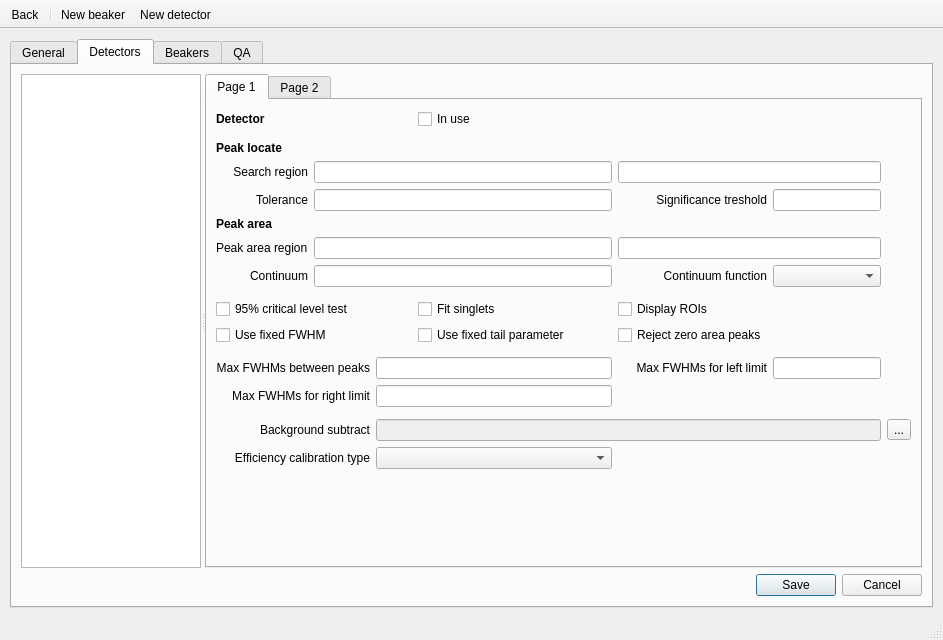
bytting/nailab, file nailab.ui: the form before one commit.
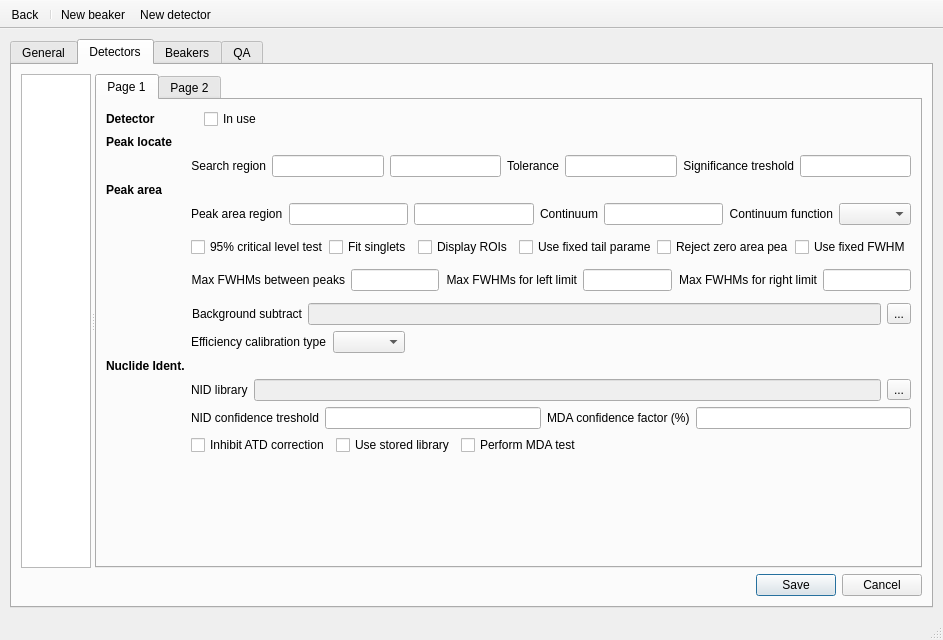
The form after the commit. The open tabs and pages were chosen to show the change. Icons and pictures are not drawn.

Patch:
```diff
--- a/nailab.ui
+++ b/nailab.ui
@@ -854,17 +854,94 @@
                  <string>Page 1</string>
                 </attribute>
                 <layout class="QGridLayout" name="gridLayout">
-                 <item row="14" column="0">
-                  <widget class="QWidget" name="widget" native="true"/>
+                 <item row="7" column="1">
+                  <layout class="QHBoxLayout" name="horizontalLayout_15">
+                   <item>
+                    <widget class="QLabel" name="label_4">
+                     <property name="text">
+                      <string>Peak area region</string>
+                     </property>
+                    </widget>
+                   </item>
+                   <item>
+                    <widget class="QLineEdit" name="tbAdminDetectorPeakAreaRegionStart"/>
+                   </item>
+                   <item>
+                    <widget class="QLineEdit" name="tbAdminDetectorPeakAreaRegionEnd"/>
+                   </item>
+                   <item>
+                    <widget class="QLabel" name="label_5">
+                     <property name="text">
+                      <string>Continuum</string>
+                     </property>
+                     <property name="alignment">
+                      <set>Qt::AlignRight|Qt::AlignTrailing|Qt::AlignVCenter</set>
+                     </property>
+                    </widget>
+                   </item>
+                   <item>
+                    <widget class="QLineEdit" name="tbAdminDetectorContinuum"/>
+                   </item>
+                   <item>
+                    <widget class="QLabel" name="label_6">
+                     <property name="text">
+                      <string>Continuum function</string>
+                     </property>
+                     <property name="alignment">
+                      <set>Qt::AlignRight|Qt::AlignTrailing|Qt::AlignVCenter</set>
+                     </property>
+                    </widget>
+                   </item>
+                   <item>
+                    <widget class="QComboBox" name="cboxAdminDetectorContinuumFunction"/>
+                   </item>
+                  </layout>
                  </item>
-                 <item row="17" column="0">
-                  <widget class="QWidget" name="widget_2" native="true"/>
-                 </item>
-                 <item row="11" column="0">
-                  <widget class="QWidget" name="widget_3" native="true"/>
-                 </item>
-                 <item row="1" column="0">
-                  <widget class="QWidget" name="widget_4" native="true"/>
+                 <item row="2" column="1">
+                  <layout class="QHBoxLayout" name="horizontalLayout_14">
+                   <item>
+                    <widget class="QLabel" name="label">
+                     <property name="text">
+                      <string>Search region</string>
+                     </property>
+                     <property name="alignment">
+                      <set>Qt::AlignRight|Qt::AlignTrailing|Qt::AlignVCenter</set>
+                     </property>
+                    </widget>
+                   </item>
+                   <item>
+                    <widget class="QLineEdit" name="tbAdminDetectorSearchRegionStart"/>
+                   </item>
+                   <item>
+                    <widget class="QLineEdit" name="tbAdminDetectorSearchRegionEnd"/>
+                   </item>
+                   <item>
+                    <widget class="QLabel" name="label_13">
+                     <property name="text">
+                      <string>Tolerance</string>
+                     </property>
+                     <property name="alignment">
+                      <set>Qt::AlignRight|Qt::AlignTrailing|Qt::AlignVCenter</set>
+                     </property>
+                    </widget>
+                   </item>
+                   <item>
+                    <widget class="QLineEdit" name="tbAdminDetectorTolerance"/>
+                   </item>
+                   <item>
+                    <widget class="QLabel" name="label_2">
+                     <property name="text">
+                      <string>Significance treshold</string>
+                     </property>
+                     <property name="alignment">
+                      <set>Qt::AlignRight|Qt::AlignTrailing|Qt::AlignVCenter</set>
+                     </property>
+                    </widget>
+                   </item>
+                   <item>
+                    <widget class="QLineEdit" name="tbAdminDetectorSignificanceTreshold"/>
+                   </item>
+                  </layout>
                  </item>
                  <item row="0" column="0">
                   <widget class="QLabel" name="label_28">
@@ -879,51 +956,7 @@
                    </property>
                   </widget>
                  </item>
-                 <item row="13" column="0" colspan="2">
-                  <widget class="QCheckBox" name="cbAdminDetectorUseFixedFWHM">
-                   <property name="text">
-                    <string>Use fixed FWHM</string>
-                   </property>
-                  </widget>
-                 </item>
-                 <item row="3" column="0">
-                  <widget class="QLabel" name="label">
-                   <property name="text">
-                    <string>Search region</string>
-                   </property>
-                   <property name="alignment">
-                    <set>Qt::AlignRight|Qt::AlignTrailing|Qt::AlignVCenter</set>
-                   </property>
-                  </widget>
-                 </item>
-                 <item row="18" column="0" colspan="2">
-                  <widget class="QLabel" name="label_11">
-                   <property name="text">
-                    <string>Background subtract</string>
-                   </property>
-                   <property name="alignment">
-                    <set>Qt::AlignRight|Qt::AlignTrailing|Qt::AlignVCenter</set>
-                   </property>
-                  </widget>
-                 </item>
-                 <item row="12" column="0" colspan="3">
-                  <widget class="QCheckBox" name="cbAdminDetectorCriticalLevelTest">
-                   <property name="text">
-                    <string>95% critical level test</string>
-                   </property>
-                  </widget>
-                 </item>
-                 <item row="7" column="0">
-                  <widget class="QLabel" name="label_13">
-                   <property name="text">
-                    <string>Tolerance</string>
-                   </property>
-                   <property name="alignment">
-                    <set>Qt::AlignRight|Qt::AlignTrailing|Qt::AlignVCenter</set>
-                   </property>
-                  </widget>
-                 </item>
-                 <item row="8" column="0">
+                 <item row="6" column="0">
                   <widget class="QLabel" name="label_12">
                    <property name="font">
                     <font>
@@ -936,7 +969,7 @@
                    </property>
                   </widget>
                  </item>
-                 <item row="2" column="0">
+                 <item row="1" column="0">
                   <widget class="QLabel" name="label_3">
                    <property name="font">
                     <font>
@@ -949,34 +982,225 @@
                    </property>
                   </widget>
                  </item>
-                 <item row="10" column="0">
-                  <widget class="QLabel" name="label_5">
-                   <property name="text">
-                    <string>Continuum</string>
-                   </property>
-                   <property name="alignment">
-                    <set>Qt::AlignRight|Qt::AlignTrailing|Qt::AlignVCenter</set>
-                   </property>
-                  </widget>
+                 <item row="11" column="1">
+                  <layout class="QHBoxLayout" name="horizontalLayout_19">
+                   <item>
+                    <widget class="QLabel" name="label_7">
+                     <property name="text">
+                      <string>Max FWHMs between peaks</string>
+                     </property>
+                     <property name="alignment">
+                      <set>Qt::AlignRight|Qt::AlignTrailing|Qt::AlignVCenter</set>
+                     </property>
+                    </widget>
+                   </item>
+                   <item>
+                    <widget class="QLineEdit" name="tbAdminDetectorMaxFWHMsBetweenPeaks"/>
+                   </item>
+                   <item>
+                    <widget class="QLabel" name="label_8">
+                     <property name="text">
+                      <string>Max FWHMs for left limit</string>
+                     </property>
+                     <property name="alignment">
+                      <set>Qt::AlignRight|Qt::AlignTrailing|Qt::AlignVCenter</set>
+                     </property>
+                    </widget>
+                   </item>
+                   <item>
+                    <widget class="QLineEdit" name="tbAdminDetectorMaxFWHMsForLeftLimit"/>
+                   </item>
+                   <item>
+                    <widget class="QLabel" name="label_9">
+                     <property name="text">
+                      <string>Max FWHMs for right limit</string>
+                     </property>
+                     <property name="alignment">
+                      <set>Qt::AlignRight|Qt::AlignTrailing|Qt::AlignVCenter</set>
+                     </property>
+                    </widget>
+                   </item>
+                   <item>
+                    <widget class="QLineEdit" name="tbAdminDetectorMaxFWHMsForRightLimit"/>
+                   </item>
+                  </layout>
                  </item>
-                 <item row="19" column="0" colspan="2">
-                  <widget class="QLabel" name="label_10">
-                   <property name="text">
-                    <string>Efficiency calibration type</string>
-                   </property>
-                   <property name="alignment">
-                    <set>Qt::AlignRight|Qt::AlignTrailing|Qt::AlignVCenter</set>
-                   </property>
-                  </widget>
+                 <item row="9" column="1">
+                  <layout class="QHBoxLayout" name="horizontalLayout_18">
+                   <item>
+                    <widget class="QCheckBox" name="cbAdminDetectorCriticalLevelTest">
+                     <property name="text">
+                      <string>95% critical level test</string>
+                     </property>
+                    </widget>
+                   </item>
+                   <item>
+                    <widget class="QCheckBox" name="cbAdminDetectorFitSinglets">
+                     <property name="text">
+                      <string>Fit singlets</string>
+                     </property>
+                    </widget>
+                   </item>
+                   <item>
+                    <widget class="QCheckBox" name="cbAdminDetectorDisplayROIs">
+                     <property name="text">
+                      <string>Display ROIs</string>
+                     </property>
+                    </widget>
+                   </item>
+                   <item>
+                    <widget class="QCheckBox" name="cbAdminDetectorUseFixedTailParameter">
+                     <property name="text">
+                      <string>Use fixed tail parameter</string>
+                     </property>
+                    </widget>
+                   </item>
+                   <item>
+                    <widget class="QCheckBox" name="cbAdminDetectorRejectZeroAreaPeaks">
+                     <property name="text">
+                      <string>Reject zero area peaks</string>
+                     </property>
+                    </widget>
+                   </item>
+                   <item>
+                    <widget class="QCheckBox" name="cbAdminDetectorUseFixedFWHM">
+                     <property name="text">
+                      <string>Use fixed FWHM</string>
+                     </property>
+                    </widget>
+                   </item>
+                  </layout>
                  </item>
-                 <item row="0" column="1">
-                  <widget class="QLabel" name="lblAdminDetectorDetector">
+                 <item row="16" column="1">
+                  <layout class="QHBoxLayout" name="horizontalLayout_22">
+                   <item>
+                    <widget class="QLabel" name="label_10">
+                     <property name="text">
+                      <string>Efficiency calibration type</string>
+                     </property>
+                     <property name="alignment">
+                      <set>Qt::AlignLeading|Qt::AlignLeft|Qt::AlignVCenter</set>
+                     </property>
+                    </widget>
+                   </item>
+                   <item>
+                    <widget class="QComboBox" name="cboxAdminDetectorEfficiencyCalibrationType"/>
+                   </item>
+                   <item>
+                    <spacer name="horizontalSpacer">
+                     <property name="orientation">
+                      <enum>Qt::Horizontal</enum>
+                     </property>
+                     <property name="sizeHint" stdset="0">
+                      <size>
+                       <width>40</width>
+                       <height>20</height>
+                      </size>
+                     </property>
+                    </spacer>
+                   </item>
+                  </layout>
+                 </item>
+                 <item row="18" column="1">
+                  <layout class="QHBoxLayout" name="horizontalLayout_23">
+                   <item>
+                    <widget class="QLabel" name="label_47">
+                     <property name="text">
+                      <string>NID library</string>
+                     </property>
+                    </widget>
+                   </item>
+                   <item>
+                    <widget class="QLineEdit" name="tbAdminDetectorNIDLibrary">
+                     <property name="enabled">
+                      <bool>false</bool>
+                     </property>
+                    </widget>
+                   </item>
+                   <item>
+                    <widget class="QToolButton" name="btnAdminDetectorNIDLibrary">
+                     <property name="text">
+                      <string>...</string>
+                     </property>
+                    </widget>
+                   </item>
+                  </layout>
+                 </item>
+                 <item row="14" column="1">
+                  <layout class="QHBoxLayout" name="horizontalLayout_21">
+                   <item>
+                    <widget class="QLabel" name="label_11">
+                     <property name="text">
+                      <string>Background subtract</string>
+                     </property>
+                     <property name="alignment">
+                      <set>Qt::AlignRight|Qt::AlignTrailing|Qt::AlignVCenter</set>
+                     </property>
+                    </widget>
+                   </item>
+                   <item>
+                    <widget class="QLineEdit" name="tbAdminDetectorBackgroundSubtract">
+                     <property name="enabled">
+                      <bool>false</bool>
+                     </property>
+                    </widget>
+                   </item>
+                   <item>
+                    <widget class="QToolButton" name="btnAdminDetectorBackgroundSubtract">
+                     <property name="text">
+                      <string>...</string>
+                     </property>
+                    </widget>
+                   </item>
+                  </layout>
+                 </item>
+                 <item row="17" column="0">
+                  <widget class="QLabel" name="label_44">
+                   <property name="font">
+                    <font>
+                     <weight>75</weight>
+                     <bold>true</bold>
+                    </font>
+                   </property>
                    <property name="text">
-                    <string>&lt;Detector&gt;</string>
+                    <string>Nuclide Ident.</string>
                    </property>
                   </widget>
                  </item>
-                 <item row="20" column="2">
+                 <item row="12" column="1">
+                  <widget class="QWidget" name="widget_2" native="true"/>
+                 </item>
+                 <item row="10" column="1">
+                  <widget class="QWidget" name="widget_3" native="true"/>
+                 </item>
+                 <item row="8" column="1">
+                  <widget class="QWidget" name="widget" native="true"/>
+                 </item>
+                 <item row="19" column="1">
+                  <layout class="QHBoxLayout" name="horizontalLayout_24">
+                   <item>
+                    <widget class="QLabel" name="label_56">
+                     <property name="text">
+                      <string>NID confidence treshold</string>
+                     </property>
+                    </widget>
+                   </item>
+                   <item>
+                    <widget class="QLineEdit" name="tbAdminDetectorNIDConfidenceTreshold"/>
+                   </item>
+                   <item>
+                    <widget class="QLabel" name="label_46">
+                     <property name="text">
+                      <string>MDA confidence factor (%)</string>
+                     </property>
+                    </widget>
+                   </item>
+                   <item>
+                    <widget class="QLineEdit" name="tbAdminDetectorMDAConfidenceFactor"/>
+                   </item>
+                  </layout>
+                 </item>
+                 <item row="21" column="1">
                   <spacer name="verticalSpacer">
                    <property name="orientation">
                     <enum>Qt::Vertical</enum>
@@ -989,147 +1213,80 @@
                    </property>
                   </spacer>
                  </item>
-                 <item row="0" column="3">
-                  <widget class="QCheckBox" name="cbAdminDetectorInUse">
-                   <property name="text">
-                    <string>In use</string>
-                   </property>
-                  </widget>
+                 <item row="0" column="1">
+                  <layout class="QHBoxLayout" name="horizontalLayout_16">
+                   <item>
+                    <widget class="QLabel" name="lblAdminDetectorDetector">
+                     <property name="font">
+                      <font>
+                       <weight>75</weight>
+                       <bold>true</bold>
+                      </font>
+                     </property>
+                     <property name="text">
+                      <string>&lt;Detector&gt;</string>
+                     </property>
+                    </widget>
+                   </item>
+                   <item>
+                    <widget class="QCheckBox" name="cbAdminDetectorInUse">
+                     <property name="text">
+                      <string>In use</string>
+                     </property>
+                    </widget>
+                   </item>
+                   <item>
+                    <spacer name="horizontalSpacer_2">
+                     <property name="orientation">
+                      <enum>Qt::Horizontal</enum>
+                     </property>
+                     <property name="sizeHint" stdset="0">
+                      <size>
+                       <width>40</width>
+                       <height>20</height>
+                      </size>
+                     </property>
+                    </spacer>
+                   </item>
+                  </layout>
                  </item>
-                 <item row="9" column="0">
-                  <widget class="QLabel" name="label_4">
-                   <property name="text">
-                    <string>Peak area region</string>
-                   </property>
-                  </widget>
-                 </item>
-                 <item row="9" column="1" colspan="4">
-                  <widget class="QLineEdit" name="tbAdminDetectorPeakAreaRegionStart"/>
-                 </item>
-                 <item row="7" column="1" colspan="4">
-                  <widget class="QLineEdit" name="tbAdminDetectorTolerance"/>
-                 </item>
-                 <item row="3" column="1" colspan="4">
-                  <widget class="QLineEdit" name="tbAdminDetectorSearchRegionStart"/>
-                 </item>
-                 <item row="10" column="5">
-                  <widget class="QLabel" name="label_6">
-                   <property name="text">
-                    <string>Continuum function</string>
-                   </property>
-                   <property name="alignment">
-                    <set>Qt::AlignRight|Qt::AlignTrailing|Qt::AlignVCenter</set>
-                   </property>
-                  </widget>
-                 </item>
-                 <item row="10" column="1" colspan="4">
-                  <widget class="QLineEdit" name="tbAdminDetectorContinuum"/>
-                 </item>
-                 <item row="15" column="0" colspan="2">
-                  <widget class="QLabel" name="label_7">
-                   <property name="text">
-                    <string>Max FWHMs between peaks</string>
-                   </property>
-                   <property name="alignment">
-                    <set>Qt::AlignRight|Qt::AlignTrailing|Qt::AlignVCenter</set>
-                   </property>
-                  </widget>
-                 </item>
-                 <item row="16" column="0" colspan="2">
-                  <widget class="QLabel" name="label_9">
-                   <property name="text">
-                    <string>Max FWHMs for right limit</string>
-                   </property>
-                   <property name="alignment">
-                    <set>Qt::AlignRight|Qt::AlignTrailing|Qt::AlignVCenter</set>
-                   </property>
-                  </widget>
-                 </item>
-                 <item row="15" column="2" colspan="3">
-                  <widget class="QLineEdit" name="tbAdminDetectorMaxFWHMsBetweenPeaks"/>
-                 </item>
-                 <item row="16" column="2" colspan="3">
-                  <widget class="QLineEdit" name="tbAdminDetectorMaxFWHMsForRightLimit"/>
-                 </item>
-                 <item row="15" column="5">
-                  <widget class="QLabel" name="label_8">
-                   <property name="text">
-                    <string>Max FWHMs for left limit</string>
-                   </property>
-                   <property name="alignment">
-                    <set>Qt::AlignRight|Qt::AlignTrailing|Qt::AlignVCenter</set>
-                   </property>
-                  </widget>
-                 </item>
-                 <item row="18" column="10">
-                  <widget class="QToolButton" name="btnAdminDetectorBackgroundSubtract">
-                   <property name="text">
-                    <string>...</string>
-                   </property>
-                  </widget>
-                 </item>
-                 <item row="3" column="5" colspan="3">
-                  <widget class="QLineEdit" name="tbAdminDetectorSearchRegionEnd"/>
-                 </item>
-                 <item row="9" column="5" colspan="3">
-                  <widget class="QLineEdit" name="tbAdminDetectorPeakAreaRegionEnd"/>
-                 </item>
-                 <item row="7" column="5">
-                  <widget class="QLabel" name="label_2">
-                   <property name="text">
-                    <string>Significance treshold</string>
-                   </property>
-                   <property name="alignment">
-                    <set>Qt::AlignRight|Qt::AlignTrailing|Qt::AlignVCenter</set>
-                   </property>
-                  </widget>
-                 </item>
-                 <item row="7" column="6" colspan="2">
-                  <widget class="QLineEdit" name="tbAdminDetectorSignificanceTreshold"/>
-                 </item>
-                 <item row="10" column="6" colspan="2">
-                  <widget class="QComboBox" name="cboxAdminDetectorContinuumFunction"/>
-                 </item>
-                 <item row="12" column="3">
-                  <widget class="QCheckBox" name="cbAdminDetectorFitSinglets">
-                   <property name="text">
-                    <string>Fit singlets</string>
-                   </property>
-                  </widget>
-                 </item>
-                 <item row="13" column="3">
-                  <widget class="QCheckBox" name="cbAdminDetectorUseFixedTailParameter">
-                   <property name="text">
-                    <string>Use fixed tail parameter</string>
-                   </property>
-                  </widget>
-                 </item>
-                 <item row="12" column="5">
-                  <widget class="QCheckBox" name="cbAdminDetectorDisplayROIs">
-                   <property name="text">
-                    <string>Display ROIs</string>
-                   </property>
-                  </widget>
-                 </item>
-                 <item row="13" column="5">
-                  <widget class="QCheckBox" name="cbAdminDetectorRejectZeroAreaPeaks">
-                   <property name="text">
-                    <string>Reject zero area peaks</string>
-                   </property>
-                  </widget>
-                 </item>
-                 <item row="15" column="6" colspan="2">
-                  <widget class="QLineEdit" name="tbAdminDetectorMaxFWHMsForLeftLimit"/>
-                 </item>
-                 <item row="19" column="2" colspan="3">
-                  <widget class="QComboBox" name="cboxAdminDetectorEfficiencyCalibrationType"/>
-                 </item>
-                 <item row="18" column="2" colspan="6">
-                  <widget class="QLineEdit" name="tbAdminDetectorBackgroundSubtract">
-                   <property name="enabled">
-                    <bool>false</bool>
-                   </property>
-                  </widget>
+                 <item row="20" column="1">
+                  <layout class="QHBoxLayout" name="horizontalLayout_25">
+                   <item>
+                    <widget class="QCheckBox" name="cbAdminDetectorInhibitATDCorrection">
+                     <property name="text">
+                      <string>Inhibit ATD correction</string>
+                     </property>
+                    </widget>
+                   </item>
+                   <item>
+                    <widget class="QCheckBox" name="cbAdminDetectorUseStoredLibrary">
+                     <property name="text">
+                      <string>Use stored library</string>
+                     </property>
+                    </widget>
+                   </item>
+                   <item>
+                    <widget class="QCheckBox" name="cbAdminDetectorPerformMDATest">
+                     <property name="text">
+                      <string>Perform MDA test</string>
+                     </property>
+                    </widget>
+                   </item>
+                   <item>
+                    <spacer name="horizontalSpacer_3">
+                     <property name="orientation">
+                      <enum>Qt::Horizontal</enum>
+                     </property>
+                     <property name="sizeHint" stdset="0">
+                      <size>
+                       <width>40</width>
+                       <height>20</height>
+                      </size>
+                     </property>
+                    </spacer>
+                   </item>
+                  </layout>
                  </item>
                 </layout>
                </widget>
```
Left out of the diff: 154 changed lines with no effect on the pictures.
